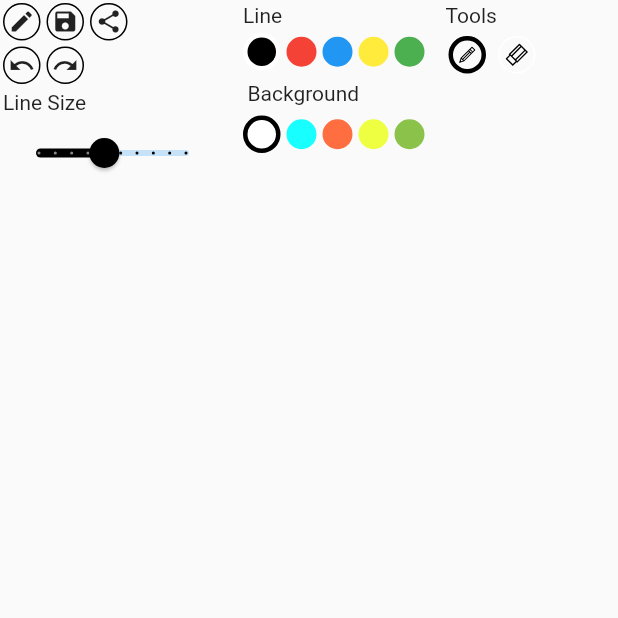
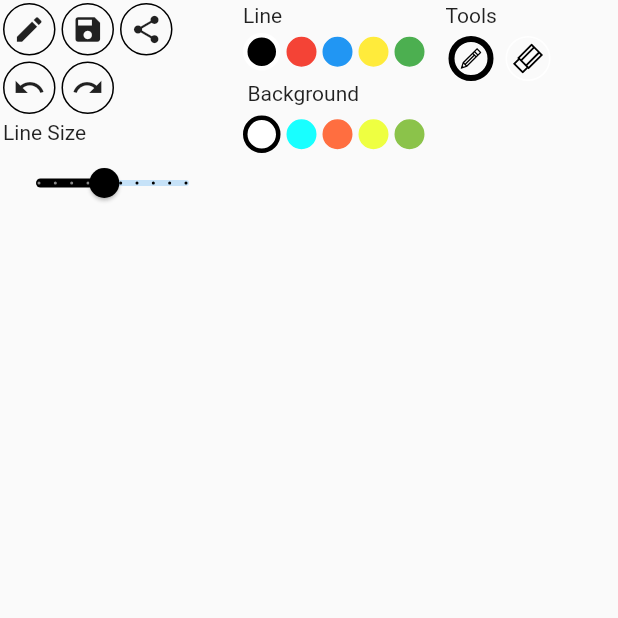
Before and after one commit to hydev777/kids_drawing_app, a Flutter app: the screen it shows after launch, on a phone screen of 412 x 824 dp, the top half of it. Run offline on Flutter 3.47's test engine with Material 2 defaults, Android fonts, the phone set to English and light mode, and no system bars; our stand-ins replace flutter_svg, gallery_saver.

Commit message:
change size of buttons

```diff
--- a/lib/screens/drawer_panel/drawing_panel.dart
+++ b/lib/screens/drawer_panel/drawing_panel.dart
@@ -148,9 +148,9 @@ class _PanelState extends State<Panel> {
                                       child: Container(
                                         decoration: BoxDecoration(shape: BoxShape.circle, border: Border.all(color: Colors.black)),
                                         margin: const EdgeInsets.all(2),
-                                        height: 25,
-                                        width: 25,
-                                        child: const Icon(Icons.create, size: 18),
+                                        height: 35,
+                                        width: 35,
+                                        child: const Icon(Icons.create, size: 22),
                                       ),
                                     ),
                                     GestureDetector(
@@ -164,9 +164,9 @@ class _PanelState extends State<Panel> {
                                       child: Container(
                                         decoration: BoxDecoration(shape: BoxShape.circle, border: Border.all(color: Colors.black)),
                                         margin: const EdgeInsets.all(2),
-                                        height: 25,
-                                        width: 25,
-                                        child: const Icon(Icons.save, size: 18),
+                                        height: 35,
+                                        width: 35,
+                                        child: const Icon(Icons.save, size: 22),
                                       ),
                                     ),
                                     GestureDetector(
@@ -174,9 +174,9 @@ class _PanelState extends State<Panel> {
                                       child: Container(
                                         decoration: BoxDecoration(shape: BoxShape.circle, border: Border.all(color: Colors.black)),
                                         margin: const EdgeInsets.all(2),
-                                        height: 25,
-                                        width: 25,
-                                        child: const Icon(Icons.share, size: 18),
+                                        height: 35,
+                                        width: 35,
+                                        child: const Icon(Icons.share, size: 22),
                                       ),
                                     ),
                                   ],
@@ -194,9 +194,9 @@ class _PanelState extends State<Panel> {
                                       child: Container(
                                         decoration: BoxDecoration(shape: BoxShape.circle, border: Border.all(color: Colors.black)),
                                         margin: const EdgeInsets.all(2),
-                                        height: 25,
-                                        width: 25,
-                                        child: const Icon(Icons.undo, size: 18),
+                                        height: 35,
+                                        width: 35,
+                                        child: const Icon(Icons.undo, size: 22),
                                       ),
                                     ),
                                     GestureDetector(
@@ -206,9 +206,9 @@ class _PanelState extends State<Panel> {
                                       child: Container(
                                         decoration: BoxDecoration(shape: BoxShape.circle, border: Border.all(color: Colors.black)),
                                         margin: const EdgeInsets.all(2),
-                                        height: 25,
-                                        width: 25,
-                                        child: const Icon(Icons.redo, size: 18),
+                                        height: 35,
+                                        width: 35,
+                                        child: const Icon(Icons.redo, size: 22),
                                       ),
                                     ),
                                   ],
@@ -338,12 +338,12 @@ class _PanelState extends State<Panel> {
                                           duration: const Duration(milliseconds: 300),
                                           decoration: BoxDecoration(
                                             shape: BoxShape.circle,
-                                            border: selectedTool == tool.tool ? Border.all(color: Colors.black, width: 3) : Border.all(color: Colors.white),
+                                            border: selectedTool == tool.tool ? Border.all(color: Colors.black, width: 4) : Border.all(color: Colors.white),
                                           ),
                                           margin: const EdgeInsets.all(4),
                                           padding: const EdgeInsets.all(4),
-                                          height: 25,
-                                          width: 25,
+                                          height: 30,
+                                          width: 30,
                                           child: SvgPicture.asset(
                                             tool.srcUrl!,
                                             color: Colors.black,
@@ -596,9 +596,6 @@ class _PanelState extends State<Panel> {
                       ],
                     ),
                   ),
-            // Provider.of<DrawerPanel>(context).showImage ? Container(
-            //   child: RawImage(image: Provider.of<DrawerPanel>(context).pointerImage, width: 40, height: 40,),
-            // ) : Container()
             const Expanded(
               child: Draw(),
             ),
```
